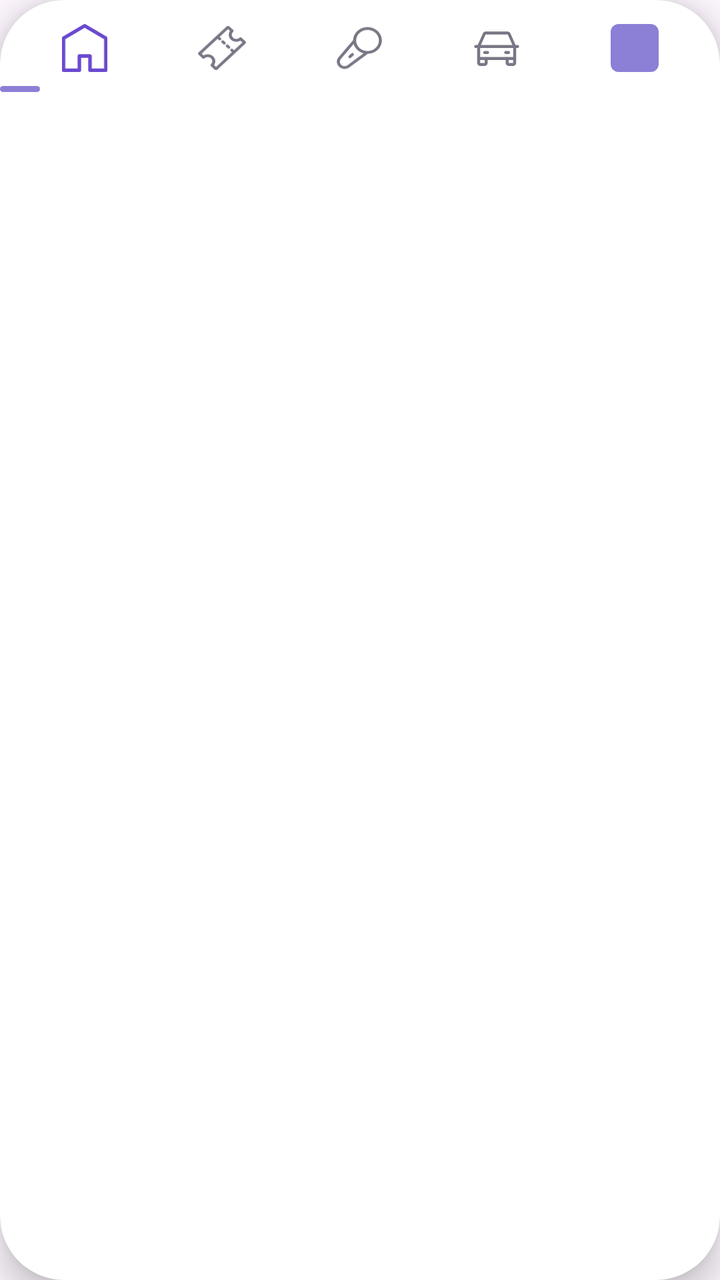
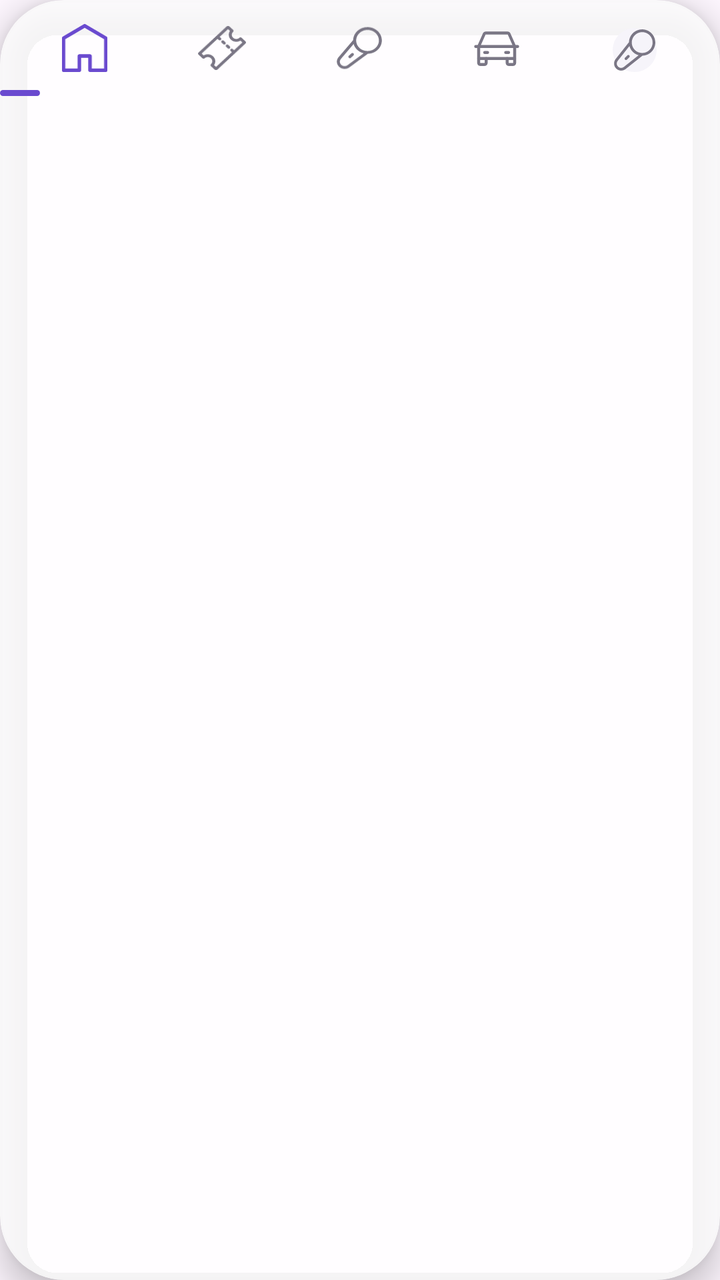

Screens rendered from an Android XML layout before and after an edit, with the pre-edit source and the edit as a unified diff.
<!-- AndroidManifest.xml: application theme Theme.MeetBeat -->
<!-- res/layout/bottom_nav.xml -->
<?xml version="1.0" encoding="utf-8"?>

<androidx.cardview.widget.CardView xmlns:android="http://schemas.android.com/apk/res/android"
    xmlns:app="http://schemas.android.com/apk/res-auto"
    android:layout_width="match_parent"
    android:layout_height="wrap_content"
    app:cardCornerRadius="32dp"
    app:cardElevation="10dp"
    app:cardBackgroundColor="@color/card_background">

    <FrameLayout
        android:layout_width="match_parent"
        android:layout_height="wrap_content">

        <LinearLayout
            android:id="@+id/navItemsContainer"
            android:layout_width="match_parent"
            android:layout_height="wrap_content"
            android:orientation="horizontal"
            android:paddingHorizontal="8dp"
            android:paddingTop="12dp"
            android:paddingBottom="16dp"
            android:weightSum="5">

            <LinearLayout
                android:id="@+id/navHome"
                android:layout_width="0dp"
                android:layout_height="wrap_content"
                android:layout_weight="1"
                android:gravity="center"
                android:clickable="true"
                android:focusable="true">

                <ImageView
                    android:id="@+id/iconHome"
                    android:layout_width="24dp"
                    android:layout_height="24dp"
                    android:src="@drawable/ic_home" />
            </LinearLayout>

            <LinearLayout
                android:id="@+id/navTicket"
                android:layout_width="0dp"
                android:layout_height="wrap_content"
                android:layout_weight="1"
                android:gravity="center"
                android:clickable="true"
                android:focusable="true">

                <ImageView
                    android:id="@+id/iconTicket"
                    android:layout_width="24dp"
                    android:layout_height="24dp"
                    android:src="@drawable/ic_ticket" />
            </LinearLayout>

            <LinearLayout
                android:id="@+id/navMic"
                android:layout_width="0dp"
                android:layout_height="wrap_content"
                android:layout_weight="1"
                android:gravity="center"
                android:clickable="true"
                android:focusable="true">

                <ImageView
                    android:id="@+id/iconMic"
                    android:layout_width="24dp"
                    android:layout_height="24dp"
                    android:src="@drawable/ic_mic" />
            </LinearLayout>

            <LinearLayout
                android:id="@+id/navCart"
                android:layout_width="0dp"
                android:layout_height="wrap_content"
                android:layout_weight="1"
                android:gravity="center"
                android:clickable="true"
                android:focusable="true">

                <ImageView
                    android:id="@+id/iconCart"
                    android:layout_width="24dp"
                    android:layout_height="24dp"
                    android:src="@drawable/ic_cart" />
            </LinearLayout>

            <LinearLayout
                android:id="@+id/navProfile"
                android:layout_width="0dp"
                android:layout_height="wrap_content"
                android:layout_weight="1"
                android:gravity="center"
                android:clickable="true"
                android:focusable="true">

                <ImageView
                    android:id="@+id/iconProfile"
                    android:layout_width="24dp"
                    android:layout_height="24dp"
                    android:src="@drawable/ic_profile_placeholder" />
            </LinearLayout>

        </LinearLayout>

        
        <View
            android:id="@+id/underlineIndicator"
            android:layout_width="20dp"
            android:layout_height="3dp"
            android:layout_gravity="bottom|left"
            android:layout_marginBottom="6dp"
            android:background="@drawable/bg_nav_underline" />

    </FrameLayout>

</androidx.cardview.widget.CardView>
<!-- resources referenced by this layout -->
<resources>
  <color name="card_background">#FFFFFF</color>
  <!-- drawable bg_nav_underline (drawable) -->
  <?xml version="1.0" encoding="utf-8"?>
  
  <shape xmlns:android="http://schemas.android.com/apk/res/android"
      android:shape="rectangle">
      <solid android:color="@color/purple_primary" />
      <corners android:radius="4dp" />
  </shape>
  <!-- drawable ic_cart: vector/xml drawable (drawable, 2045 chars, omitted) -->
  <!-- drawable ic_home (drawable) -->
  <vector xmlns:android="http://schemas.android.com/apk/res/android"
      android:width="22dp"
      android:height="23dp"
      android:viewportWidth="22"
      android:viewportHeight="23">
    <path
        android:pathData="M21.577,6.078L11.423,0.114C11.294,0.039 11.149,0 11,0C10.851,0 10.706,0.039 10.577,0.114L0.423,6.078C0.295,6.153 0.189,6.26 0.115,6.388C0.04,6.517 0.001,6.663 0,6.811V22.148C0,22.374 0.089,22.591 0.248,22.75C0.407,22.91 0.622,23 0.846,23H8.462C8.686,23 8.901,22.91 9.06,22.75C9.219,22.591 9.308,22.374 9.308,22.148V16.184H12.692V22.148C12.692,22.374 12.781,22.591 12.94,22.75C13.099,22.91 13.314,23 13.538,23H21.154C21.378,23 21.594,22.91 21.752,22.75C21.911,22.591 22,22.374 22,22.148V6.811C21.999,6.663 21.96,6.517 21.885,6.388C21.811,6.26 21.705,6.153 21.577,6.078ZM20.308,21.296H14.385V15.332C14.385,15.106 14.295,14.889 14.137,14.729C13.978,14.569 13.763,14.48 13.538,14.48H8.462C8.237,14.48 8.022,14.569 7.863,14.729C7.705,14.889 7.615,15.106 7.615,15.332V21.296H1.692V7.297L11,1.835L20.308,7.297V21.296Z"
        android:fillColor="#6A4ACF"/>
  </vector>
  <!-- drawable ic_mic: vector/xml drawable (drawable, 2229 chars, omitted) -->
  <!-- drawable ic_profile_placeholder (drawable) -->
  <?xml version="1.0" encoding="utf-8"?>
  
  <shape xmlns:android="http://schemas.android.com/apk/res/android"
      android:shape="rectangle">
      <solid android:color="@color/purple_primary" />
      <corners android:radius="4dp" />
  </shape>
  <!-- drawable ic_ticket: vector/xml drawable (drawable, 3445 chars, omitted) -->
  <style name="Theme.MeetBeat" parent="Base.Theme.MeetBeat" />
  <color name="purple_primary">#8B7FD6</color>
  <style name="Base.Theme.MeetBeat" parent="Theme.Material3.DayNight.NoActionBar">
          
          
      </style>
</resources>

<!-- the commit's change to res/layout/bottom_nav.xml (unified diff, before → after) -->
@@ -6,7 +6,7 @@
     android:layout_height="wrap_content"
     app:cardCornerRadius="32dp"
     app:cardElevation="10dp"
-    app:cardBackgroundColor="@color/card_background">
+    app:cardBackgroundColor="@color/vidro_fundo">
 
     <FrameLayout
         android:layout_width="match_parent"
@@ -97,9 +97,11 @@
 
                 <ImageView
                     android:id="@+id/iconProfile"
-                    android:layout_width="24dp"
-                    android:layout_height="24dp"
-                    android:src="@drawable/ic_profile_placeholder" />
+                    android:layout_width="26dp"
+                    android:layout_height="26dp"
+                    android:padding="2dp"
+                    android:scaleType="centerCrop"
+                    android:src="@drawable/ic_avatar_placeholder" />
             </LinearLayout>
 
         </LinearLayout>
<!-- resource entries referenced after the edit -->
@@ -1,6 +1,6 @@
 <!-- resources referenced by this layout -->
 <resources>
-  <color name="card_background">#FFFFFF</color>
+  <color name="vidro_fundo">#CCFFFFFF</color>
   <!-- drawable bg_nav_underline (drawable) -->
   <?xml version="1.0" encoding="utf-8"?>
   
@@ -9,6 +9,21 @@
       <solid android:color="@color/purple_primary" />
       <corners android:radius="4dp" />
   </shape>
+  <!-- drawable ic_avatar_placeholder (drawable) -->
+  <?xml version="1.0" encoding="utf-8"?>
+  <layer-list xmlns:android="http://schemas.android.com/apk/res/android">
+      <item>
+          <shape android:shape="oval">
+              <solid android:color="@color/purple_light" />
+          </shape>
+      </item>
+      <item
+          android:width="40dp"
+          android:height="40dp"
+          android:gravity="center"
+          android:drawable="@drawable/ic_mic"
+          android:tint="@color/purple_primary" />
+  </layer-list>
   <!-- drawable ic_cart: vector/xml drawable (drawable, 2045 chars, omitted) -->
   <!-- drawable ic_home (drawable) -->
   <vector xmlns:android="http://schemas.android.com/apk/res/android"
@@ -21,17 +36,10 @@
         android:fillColor="#6A4ACF"/>
   </vector>
   <!-- drawable ic_mic: vector/xml drawable (drawable, 2229 chars, omitted) -->
-  <!-- drawable ic_profile_placeholder (drawable) -->
-  <?xml version="1.0" encoding="utf-8"?>
-  
-  <shape xmlns:android="http://schemas.android.com/apk/res/android"
-      android:shape="rectangle">
-      <solid android:color="@color/purple_primary" />
-      <corners android:radius="4dp" />
-  </shape>
   <!-- drawable ic_ticket: vector/xml drawable (drawable, 3445 chars, omitted) -->
   <style name="Theme.MeetBeat" parent="Base.Theme.MeetBeat" />
-  <color name="purple_primary">#8B7FD6</color>
+  <color name="purple_primary">#6A4ACF</color>
+  <color name="purple_light">#F6F4FA</color>
   <style name="Base.Theme.MeetBeat" parent="Theme.Material3.DayNight.NoActionBar">
           
           
